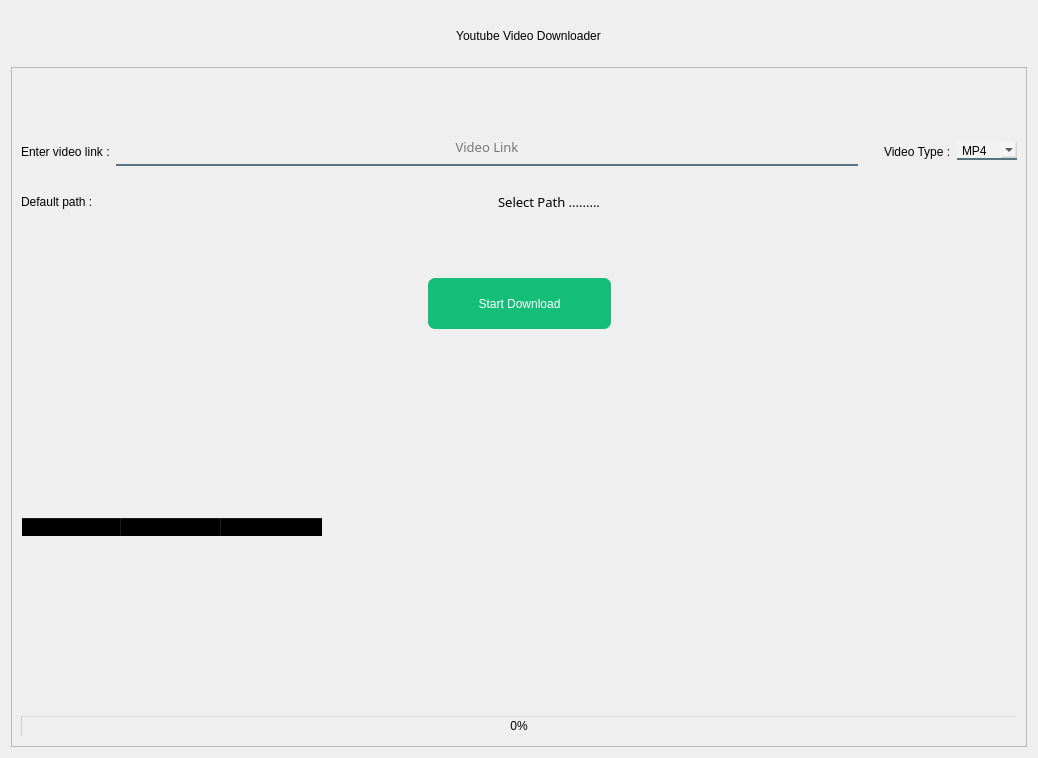
This is forms/sigleVideo_view.ui in Abdel-RahmanSaied/Eazy_Downloader as Qt 5 draws it before an edit. The edited form follows.
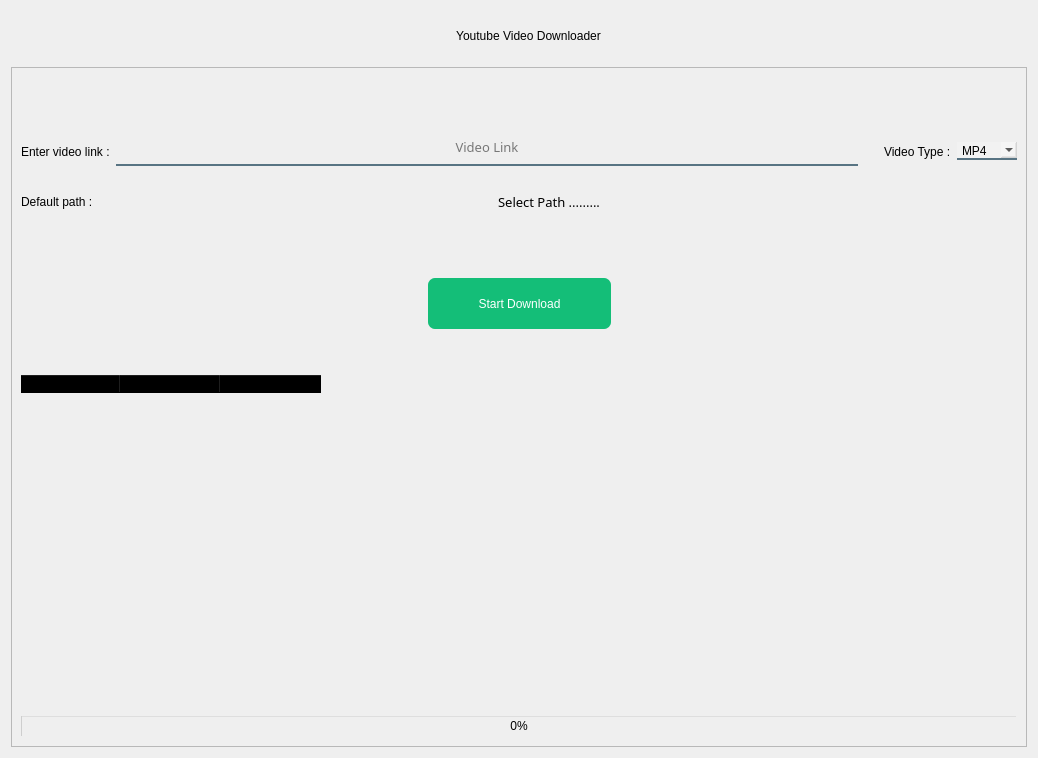
This is the edited form. Icons and pictures are not drawn.

Patch:
```diff
--- a/forms/sigleVideo_view.ui
+++ b/forms/sigleVideo_view.ui
@@ -148,26 +148,46 @@
       <item row="3" column="0">
        <widget class="QTableWidget" name="tableWidget">
         <property name="styleSheet">
-         <string notr="true">background-color: rgb(170, 170, 255,0);</string>
+         <string notr="true">QTableView {
+    background-color: transparent;
+    border: none;
+    border-radius: 10px;
+}
+
+QTableView::item {
+	color: #36393F;
+    padding: 2px;
+    border-bottom: 1px solid #BDBDBD;
+    gridline-color: #36393F;
+    gridline-width: 2px;
+    gridline-style: dotted;
+}
+
+QTableView::item:selected {
+    background-color: #F5F5F5;
+    color: #36393F;
+}
+
+QHeaderView {
+    background-color: transparent;
+    color: black;
+	
+}
+QTableView::item[text=null] {
+     display: none;
+}
+
+</string>
         </property>
         <property name="editTriggers">
          <set>QAbstractItemView::NoEditTriggers</set>
         </property>
-        <column>
-         <property name="text">
-          <string>File Name</string>
-         </property>
-        </column>
-        <column>
-         <property name="text">
-          <string>Description</string>
-         </property>
-        </column>
-        <column>
-         <property name="text">
-          <string>Status</string>
-         </property>
-        </column>
+        <property name="columnCount">
+         <number>3</number>
+        </property>
+        <column/>
+        <column/>
+        <column/>
        </widget>
       </item>
       <item row="4" column="0">
@@ -185,6 +205,9 @@
         <property name="orientation">
          <enum>Qt::Vertical</enum>
         </property>
+        <property name="sizeType">
+         <enum>QSizePolicy::Preferred</enum>
+        </property>
         <property name="sizeHint" stdset="0">
          <size>
           <width>20</width>
```
